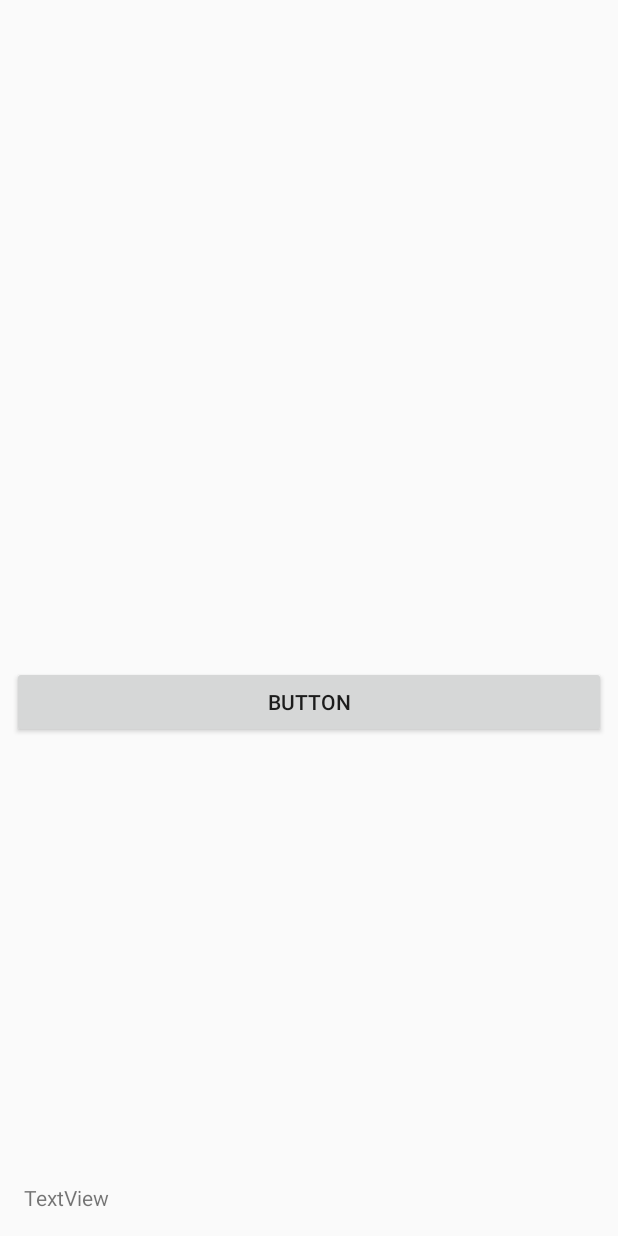
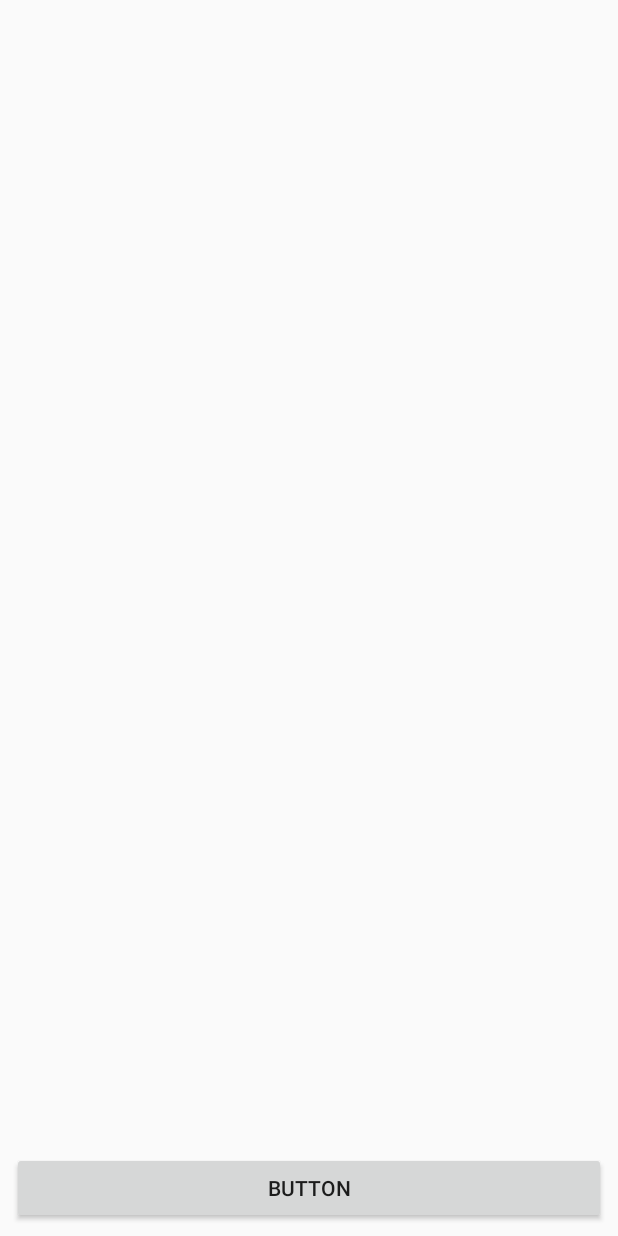
Before and after one commit to mhtkarakose/Grup22, an Android app: the layout activity_main.xml on its own in the app's theme, with its tools: preview values and no code run, on a phone screen of 412 x 824 dp. Run offline under Robolectric (Android 15) with nearby library versions, the phone set to English and light mode, and no system bars.

Commit message:
Kamera ve Nesne ekranları tek view oldu

```diff
--- a/app/src/main/res/layout/activity_main.xml
+++ b/app/src/main/res/layout/activity_main.xml
@@ -14,37 +14,12 @@
         android:layout_marginTop="8dp"
         android:layout_marginEnd="8dp"
         android:layout_marginBottom="8dp"
-        app:layout_constraintBottom_toTopOf="@+id/progressBar"
+        app:layout_constraintBottom_toTopOf="@+id/button2"
         app:layout_constraintEnd_toEndOf="parent"
         app:layout_constraintStart_toStartOf="parent"
         app:layout_constraintTop_toTopOf="parent">
 
     </FrameLayout>
-
-    <TextView
-        android:id="@+id/textView"
-        android:layout_width="0dp"
-        android:layout_height="wrap_content"
-        android:layout_marginStart="16dp"
-        android:layout_marginEnd="16dp"
-        android:layout_marginBottom="16dp"
-        android:text="TextView"
-        app:layout_constraintBottom_toBottomOf="parent"
-        app:layout_constraintEnd_toEndOf="parent"
-        app:layout_constraintStart_toStartOf="parent" />
-
-    <ImageView
-        android:id="@+id/imageView"
-        android:layout_width="0dp"
-        android:layout_height="0dp"
-        android:layout_marginStart="8dp"
-        android:layout_marginTop="8dp"
-        android:layout_marginEnd="8dp"
-        android:layout_marginBottom="8dp"
-        app:layout_constraintBottom_toTopOf="@+id/textView"
-        app:layout_constraintEnd_toEndOf="parent"
-        app:layout_constraintStart_toStartOf="parent"
-        app:layout_constraintTop_toBottomOf="@+id/button2" />
 
     <ProgressBar
         android:id="@+id/progressBar"
@@ -63,11 +38,11 @@
         android:layout_width="0dp"
         android:layout_height="wrap_content"
         android:layout_marginStart="8dp"
-        android:layout_marginTop="8dp"
         android:layout_marginEnd="8dp"
+        android:layout_marginBottom="8dp"
         android:text="Button"
+        app:layout_constraintBottom_toBottomOf="parent"
         app:layout_constraintEnd_toEndOf="parent"
-        app:layout_constraintStart_toStartOf="parent"
-        app:layout_constraintTop_toBottomOf="@+id/progressBar" />
+        app:layout_constraintStart_toStartOf="parent" />
 
 </android.support.constraint.ConstraintLayout>
```
Also changed, not shown: app/src/main/java/com/grup22/MainActivity.java (+13 -10 lines), app/src/main/java/com/grup22/ObjectActivity.java (+9 -6 lines), app/src/main/res/layout/activity_object.xml (+4 -29 lines).
